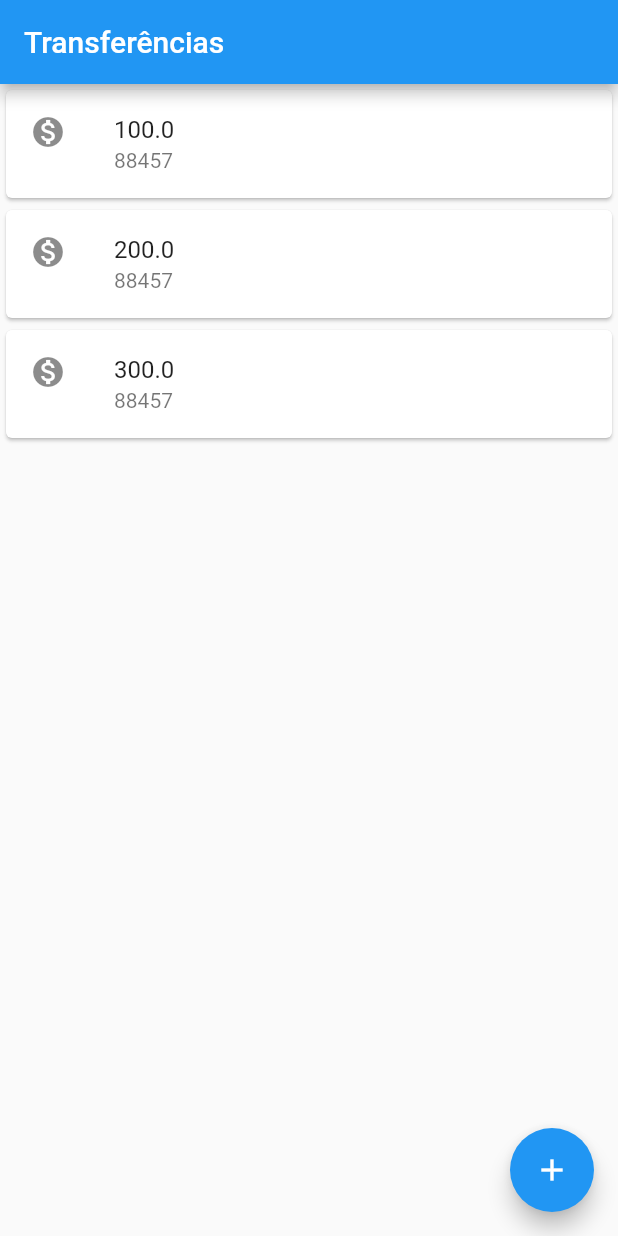
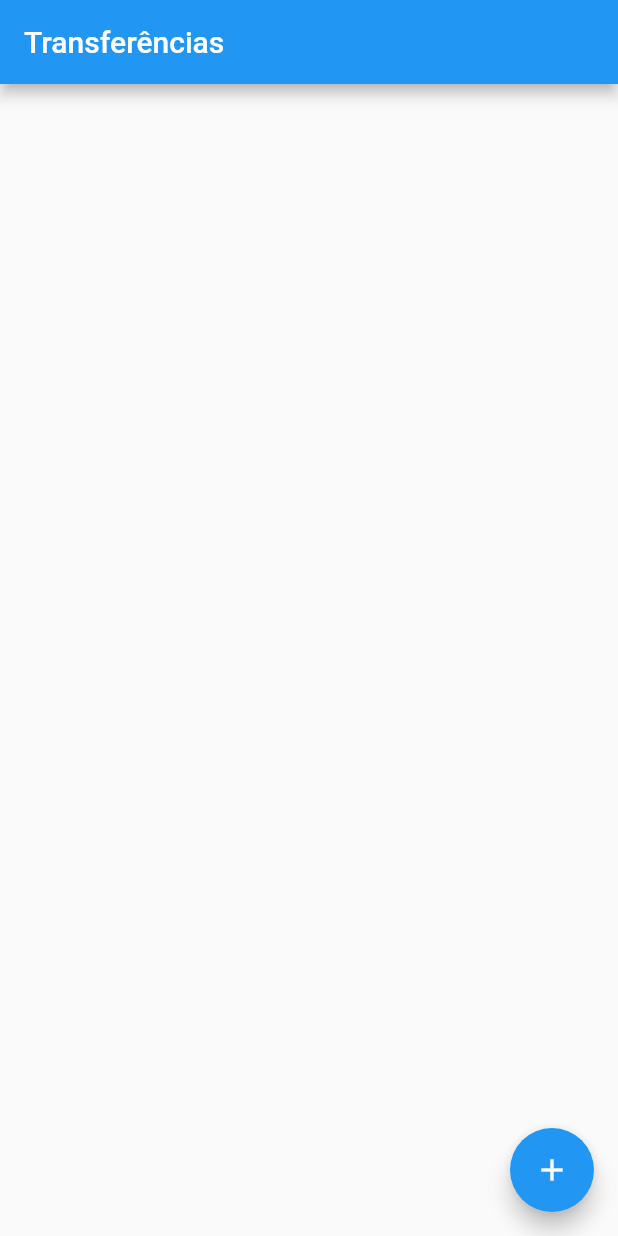
Before and after one commit to AlexandreDelPicolo/bytebank_flutter, a Flutter app: the screen it shows after launch, on a phone screen of 412 x 824 dp. Run offline on Flutter 3.47's test engine with Material 2 defaults, Android fonts, the phone set to English and light mode, and no system bars.

```diff
--- a/lib/main.dart
+++ b/lib/main.dart
@@ -89,6 +89,7 @@ class Editor extends StatelessWidget {
 }
 
 class ListaTransferencias extends StatelessWidget {
+  final List<Transferencia> transferencias = <Transferencia>[];
   @override
   Widget build(BuildContext context) {
     return Scaffold(
@@ -96,12 +97,11 @@ class ListaTransferencias extends StatelessWidget {
         title: Text('Transferências'),
         actions: [],
       ),
-      body: Column(
-        children: [
-          ItemTransferencia(Transferencia(100.0, 88457)),
-          ItemTransferencia(Transferencia(200.0, 88457)),
-          ItemTransferencia(Transferencia(300.0, 88457))
-        ],
+      body: ListView.builder(
+        itemCount: transferencias.length,
+        itemBuilder: (context, index) {
+          return ItemTransferencia(transferencias[index]);
+        },
       ),
       floatingActionButton: FloatingActionButton(
         child: Icon(Icons.add),
@@ -113,6 +113,7 @@ class ListaTransferencias extends StatelessWidget {
             }),
           );
           future.then((transferenciaRecebida) {
+            transferencias.add(transferenciaRecebida);
             print('$transferenciaRecebida');
           });
         },
```
